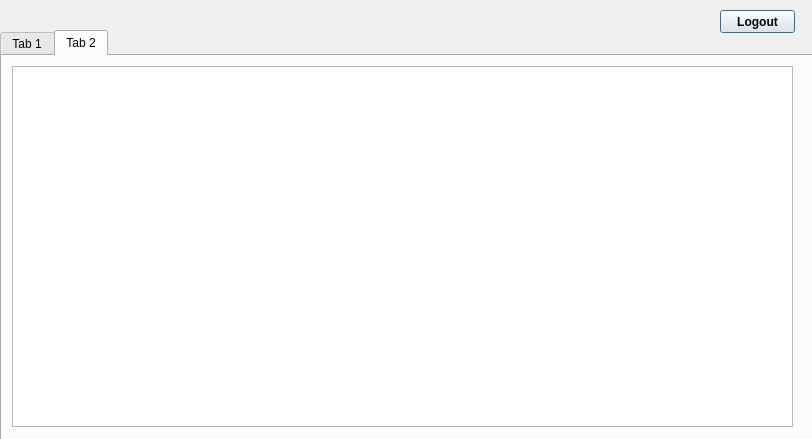
Old version of the form adminpanel.ui in the repository NickReardon/P2-Bulk-Club-Project.
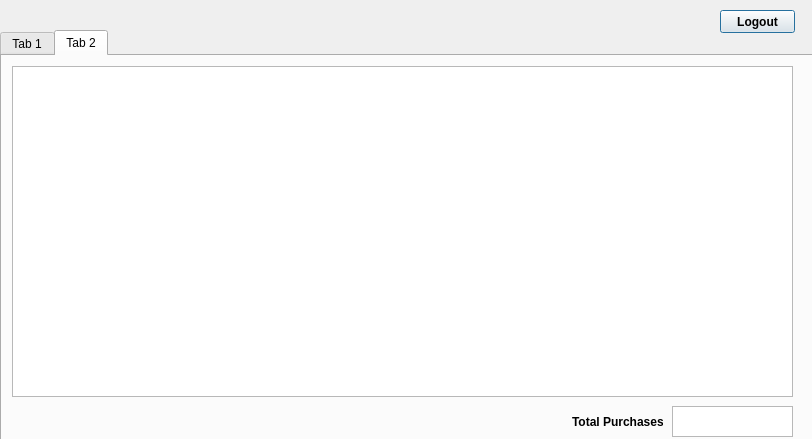
New version of the form.

Commit message: Added total Purcahses.

Patch:
```diff
--- a/adminpanel.ui
+++ b/adminpanel.ui
@@ -40,10 +40,39 @@
        <x>10</x>
        <y>10</y>
        <width>781</width>
-       <height>361</height>
+       <height>331</height>
       </rect>
      </property>
     </widget>
+    <widget class="QTableView" name="tableView">
+     <property name="geometry">
+      <rect>
+       <x>670</x>
+       <y>350</y>
+       <width>121</width>
+       <height>31</height>
+      </rect>
+     </property>
+    </widget>
+    <widget class="QLabel" name="label">
+     <property name="geometry">
+      <rect>
+       <x>570</x>
+       <y>350</y>
+       <width>91</width>
+       <height>31</height>
+      </rect>
+     </property>
+     <property name="font">
+      <font>
+       <weight>75</weight>
+       <bold>true</bold>
+      </font>
+     </property>
+     <property name="text">
+      <string>Total Purchases</string>
+     </property>
+    </widget>
    </widget>
   </widget>
   <widget class="QPushButton" name="logoutButton">
```
The commit also changes 1 other file.
